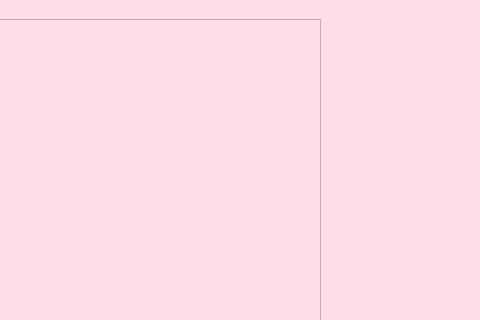
Before: the Qt Designer form lab2/mainwindow.ui in bondanuclear/Lab_oop, drawn with Qt 5; both pictures show x 320 to 800 and y 0 to 320 of the 800 by 600 pixel window.
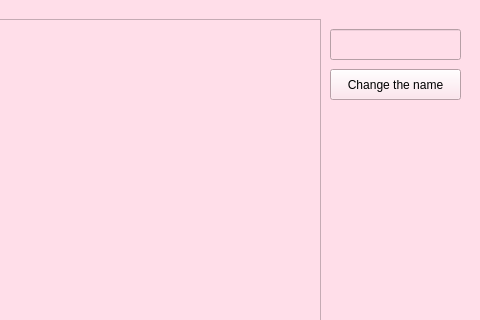
After: the same form once the commit is applied. Icons and pictures are not drawn.

Commit message: lab2. ooop

Patch:
```diff
--- a/lab2/mainwindow.ui
+++ b/lab2/mainwindow.ui
@@ -185,6 +185,29 @@
      <string>More timers</string>
     </property>
    </widget>
+   <widget class="QLineEdit" name="lineEdit">
+    <property name="geometry">
+     <rect>
+      <x>650</x>
+      <y>10</y>
+      <width>131</width>
+      <height>31</height>
+     </rect>
+    </property>
+   </widget>
+   <widget class="QPushButton" name="pushButton_5">
+    <property name="geometry">
+     <rect>
+      <x>650</x>
+      <y>50</y>
+      <width>131</width>
+      <height>31</height>
+     </rect>
+    </property>
+    <property name="text">
+     <string>Change the name</string>
+    </property>
+   </widget>
   </widget>
   <widget class="QStatusBar" name="statusbar"/>
   <widget class="QMenuBar" name="menubar">
```
